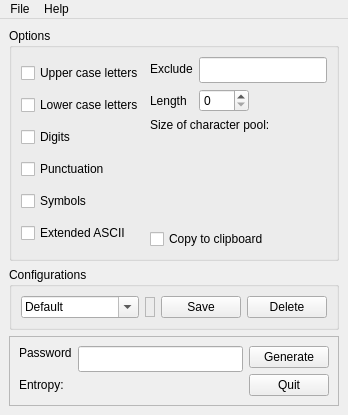
TimAllman/Password-Beaver, file mainwindow.ui: the form before one commit.
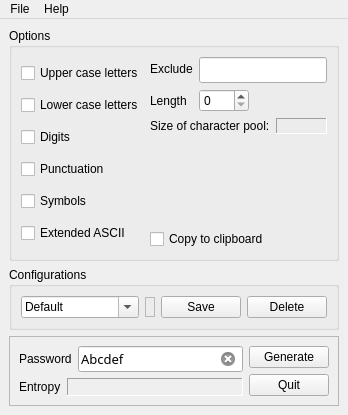
The form after the commit. Icons and pictures are not drawn. Custom widgets are drawn as their Qt base class.

The edit to the form file:
```diff
--- a/mainwindow.ui
+++ b/mainwindow.ui
@@ -16,6 +16,12 @@
     <verstretch>0</verstretch>
    </sizepolicy>
   </property>
+  <property name="minimumSize">
+   <size>
+    <width>200</width>
+    <height>0</height>
+   </size>
+  </property>
   <property name="windowTitle">
    <string notr="true">Password Beaver</string>
   </property>
@@ -182,8 +188,11 @@
              <property name="enabled">
               <bool>true</bool>
              </property>
-             <property name="lineWidth">
-              <number>5</number>
+             <property name="frameShape">
+              <enum>QFrame::Panel</enum>
+             </property>
+             <property name="frameShadow">
+              <enum>QFrame::Sunken</enum>
              </property>
             </widget>
            </item>
@@ -308,10 +317,12 @@
       <property name="lineWidth">
        <number>0</number>
       </property>
+      <layout class="QHBoxLayout" name="horizontalLayout_6">
+       <item>
+        <layout class="QVBoxLayout" name="verticalLayout_5">
+         <item>
       <layout class="QHBoxLayout" name="horizontalLayout_3">
        <item>
-        <layout class="QFormLayout" name="formLayout_2">
-         <item row="0" column="0">
           <widget class="QLabel" name="label_2">
            <property name="sizePolicy">
             <sizepolicy hsizetype="Minimum" vsizetype="Maximum">
@@ -324,14 +335,20 @@
            </property>
           </widget>
          </item>
-         <item row="0" column="1">
+           <item>
           <widget class="QLineEdit" name="passwordLineEdit">
+             <property name="sizePolicy">
+              <sizepolicy hsizetype="Expanding" vsizetype="Maximum">
+               <horstretch>0</horstretch>
+               <verstretch>0</verstretch>
+              </sizepolicy>
+             </property>
            <property name="font">
             <font>
-             <family>Courier</family>
-             <pointsize>11</pointsize>
-             <weight>75</weight>
-             <bold>true</bold>
+               <family>Courier 10 Pitch</family>
+               <pointsize>10</pointsize>
+               <weight>50</weight>
+               <bold>false</bold>
              <kerning>false</kerning>
             </font>
            </property>
@@ -339,14 +356,21 @@
             <string>&lt;html&gt;&lt;head/&gt;&lt;body&gt;&lt;p&gt;The generated password.&lt;/p&gt;&lt;/body&gt;&lt;/html&gt;</string>
            </property>
            <property name="text">
-            <string/>
+              <string>Abcdef</string>
            </property>
            <property name="readOnly">
             <bool>true</bool>
            </property>
-          </widget>
-         </item>
-         <item row="1" column="0">
+             <property name="clearButtonEnabled">
+              <bool>true</bool>
+             </property>
+            </widget>
+           </item>
+          </layout>
+         </item>
+         <item>
+          <layout class="QHBoxLayout" name="horizontalLayout_5">
+           <item>
           <widget class="QLabel" name="label">
            <property name="sizePolicy">
             <sizepolicy hsizetype="Maximum" vsizetype="Preferred">
@@ -355,22 +379,32 @@
             </sizepolicy>
            </property>
            <property name="text">
-            <string>Entropy:</string>
+              <string>Entropy</string>
            </property>
           </widget>
          </item>
-         <item row="1" column="1">
+           <item>
           <widget class="QLabel" name="entropyLabel">
+             <property name="font">
+              <font>
+               <pointsize>10</pointsize>
+              </font>
+             </property>
            <property name="toolTip">
             <string>&lt;html&gt;&lt;head/&gt;&lt;body&gt;&lt;p&gt; The entropy of the password. For information only.&lt;/p&gt;&lt;/body&gt;&lt;/html&gt;</string>
            </property>
            <property name="frameShape">
-            <enum>QFrame::NoFrame</enum>
-           </property>
-           <property name="text">
-            <string/>
-           </property>
-          </widget>
+              <enum>QFrame::Panel</enum>
+             </property>
+             <property name="frameShadow">
+              <enum>QFrame::Sunken</enum>
+             </property>
+             <property name="textFormat">
+              <enum>Qt::PlainText</enum>
+             </property>
+            </widget>
+           </item>
+          </layout>
          </item>
         </layout>
        </item>
```
Left out of the diff: 8 changed lines with no effect on the pictures. Lines whose indentation alone changed are shown as unchanged.
